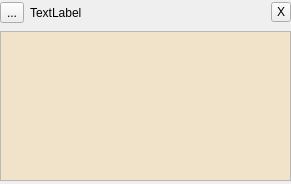
Before: the Qt Designer form plugins/buddycloud/post_widget.ui in marosi/SocialDesktopClient, drawn with Qt 5.
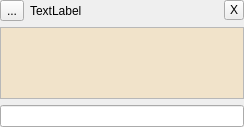
After: the same form once the commit is applied.

Diff of the .ui file:
```diff
--- a/plugins/buddycloud/post_widget.ui
+++ b/plugins/buddycloud/post_widget.ui
@@ -6,8 +6,8 @@
    <rect>
     <x>0</x>
     <y>0</y>
-    <width>291</width>
-    <height>184</height>
+    <width>244</width>
+    <height>127</height>
    </rect>
   </property>
   <property name="sizePolicy">
@@ -128,6 +128,16 @@
      </property>
     </widget>
    </item>
+   <item>
+    <layout class="QVBoxLayout" name="commentsLayout">
+     <property name="leftMargin">
+      <number>20</number>
+     </property>
+    </layout>
+   </item>
+   <item>
+    <widget class="QLineEdit" name="commentLineEdit"/>
+   </item>
   </layout>
  </widget>
  <layoutdefault spacing="6" margin="11"/>
```
Left out of the diff: 3 changed lines with no effect on the pictures.
